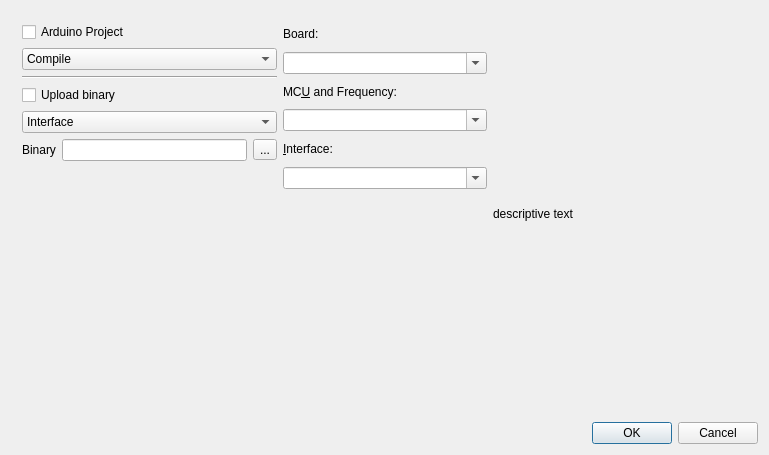
Before: the Qt Designer form arduinowindow.ui in KDE/kdev-embedded, drawn with Qt 5.
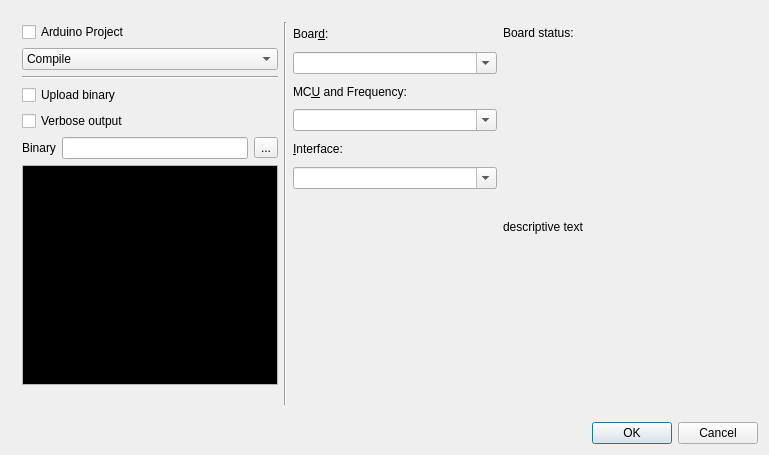
After: the same form once the commit is applied. Custom widgets are drawn as their Qt base class.

Commit message:
Binary upload working and  board window update
Plugin can upload binary file to Arduino boards using avrdude.
Board window update to new version with upload options.

```diff
--- a/arduinowindow.ui
+++ b/arduinowindow.ui
@@ -75,12 +75,10 @@
            </widget>
           </item>
           <item>
-           <widget class="QComboBox" name="comboBox_2">
-            <item>
-             <property name="text">
-              <string>Interface</string>
-             </property>
-            </item>
+           <widget class="QCheckBox" name="verboseCheck">
+            <property name="text">
+             <string>Verbose output</string>
+            </property>
            </widget>
           </item>
           <item>
@@ -105,17 +103,48 @@
            </layout>
           </item>
           <item>
-           <spacer name="verticalSpacer">
-            <property name="orientation">
-             <enum>Qt::Vertical</enum>
+           <widget class="QTextEdit" name="output">
+            <property name="palette">
+             <palette>
+              <active>
+               <colorrole role="Base">
+                <brush brushstyle="SolidPattern">
+                 <color alpha="255">
+                  <red>0</red>
+                  <green>0</green>
+                  <blue>0</blue>
+                 </color>
+                </brush>
+               </colorrole>
+              </active>
+              <inactive>
+               <colorrole role="Base">
+                <brush brushstyle="SolidPattern">
+                 <color alpha="255">
+                  <red>0</red>
+                  <green>0</green>
+                  <blue>0</blue>
+                 </color>
+                </brush>
+               </colorrole>
+              </inactive>
+              <disabled>
+               <colorrole role="Base">
+                <brush brushstyle="SolidPattern">
+                 <color alpha="255">
+                  <red>255</red>
+                  <green>255</green>
+                  <blue>255</blue>
+                 </color>
+                </brush>
+               </colorrole>
+              </disabled>
+             </palette>
             </property>
-            <property name="sizeHint" stdset="0">
-             <size>
-              <width>20</width>
-              <height>40</height>
-             </size>
+            <property name="readOnly">
+             <bool>true</bool>
             </property>
-           </spacer>
+           </widget>
           </item>
           <item>
            <spacer name="horizontalSpacer">
@@ -132,12 +161,22 @@
           </item>
          </layout>
         </item>
+        <item>
+         <widget class="Line" name="line_2">
+          <property name="orientation">
+           <enum>Qt::Vertical</enum>
+          </property>
+         </widget>
+        </item>
         <item>
          <layout class="QVBoxLayout" name="verticalLayout">
           <item>
            <widget class="QLabel" name="boardLabel">
+            <property name="enabled">
+             <bool>true</bool>
+            </property>
             <property name="text">
-             <string>Board:</string>
+             <string>Boar&amp;d:</string>
             </property>
             <property name="buddy">
              <cstring>boardCombo</cstring>
@@ -232,6 +271,25 @@
           <property name="leftMargin">
            <number>0</number>
           </property>
+          <item>
+           <widget class="QLabel" name="statusLabel">
+            <property name="sizePolicy">
+             <sizepolicy hsizetype="Preferred" vsizetype="Preferred">
+              <horstretch>0</horstretch>
+              <verstretch>0</verstretch>
+             </sizepolicy>
+            </property>
+            <property name="minimumSize">
+             <size>
+              <width>0</width>
+              <height>21</height>
+             </size>
+            </property>
+            <property name="text">
+             <string>Board status:</string>
+            </property>
+           </widget>
+          </item>
           <item>
            <widget class="QLabel" name="bitext">
             <property name="sizePolicy">
```
Left out of the diff: 6 changed lines with no effect on the pictures. The commit also changes 2 other files.
